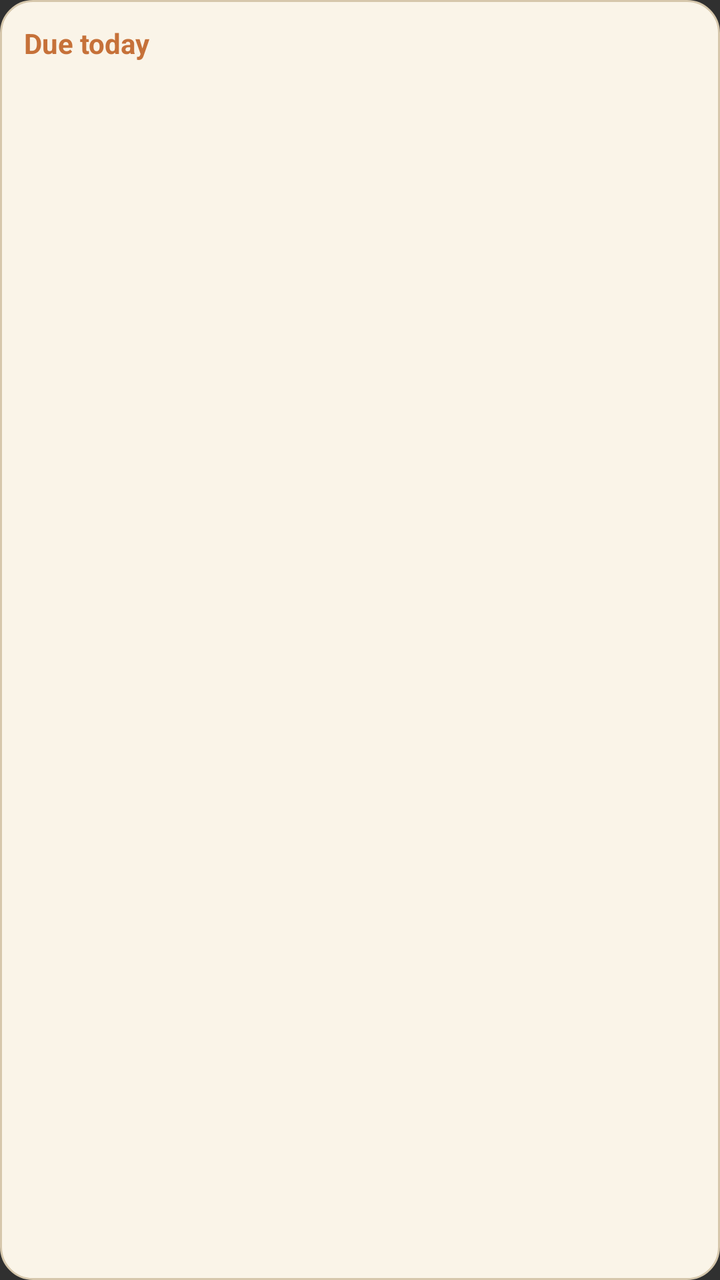
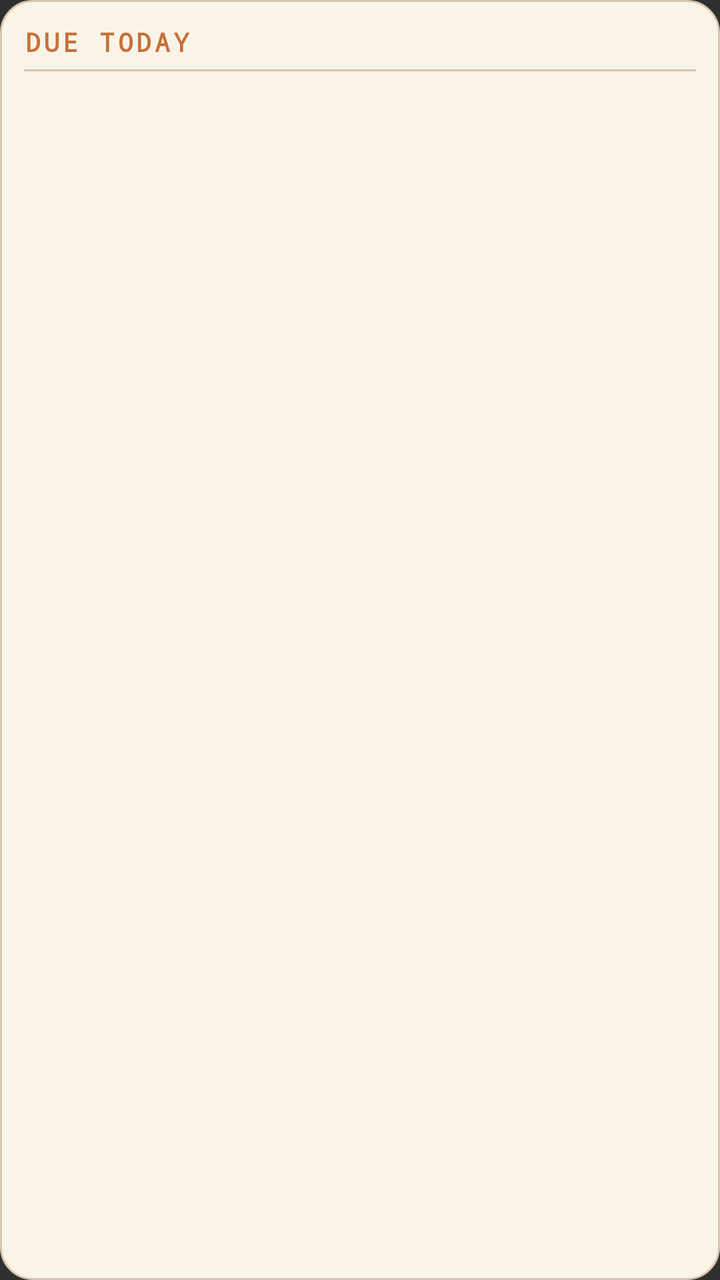

The first picture is an Android layout as it rendered before a commit; the second is the same layout after the commit. The layout source and the unified diff follow.
<!-- AndroidManifest.xml: application theme android:Theme.Material.NoActionBar -->
<!-- res/layout/widget_today.xml -->
<?xml version="1.0" encoding="utf-8"?>
<LinearLayout xmlns:android="http://schemas.android.com/apk/res/android"
    android:id="@+id/widget_root"
    android:layout_width="match_parent"
    android:layout_height="match_parent"
    android:orientation="vertical"
    android:background="@drawable/widget_background"
    android:padding="12dp">

    <TextView
        android:id="@+id/widget_title"
        android:layout_width="match_parent"
        android:layout_height="wrap_content"
        android:textColor="#C67139"
        android:textSize="14sp"
        android:textStyle="bold"
        android:text="Due today" />

    <TextView
        android:id="@+id/widget_empty"
        android:layout_width="match_parent"
        android:layout_height="wrap_content"
        android:paddingTop="6dp"
        android:textColor="#6E6255"
        android:textSize="12sp"
        android:visibility="gone"
        android:text="The road is clear." />

    <TextView android:id="@+id/widget_row_1"
        android:layout_width="match_parent" android:layout_height="wrap_content"
        android:paddingTop="6dp" android:maxLines="1" android:ellipsize="end"
        android:textColor="#2B2826" android:textSize="12sp" />

    <TextView android:id="@+id/widget_row_2"
        android:layout_width="match_parent" android:layout_height="wrap_content"
        android:paddingTop="4dp" android:maxLines="1" android:ellipsize="end"
        android:textColor="#2B2826" android:textSize="12sp" />

    <TextView android:id="@+id/widget_row_3"
        android:layout_width="match_parent" android:layout_height="wrap_content"
        android:paddingTop="4dp" android:maxLines="1" android:ellipsize="end"
        android:textColor="#2B2826" android:textSize="12sp" />

    <TextView android:id="@+id/widget_row_4"
        android:layout_width="match_parent" android:layout_height="wrap_content"
        android:paddingTop="4dp" android:maxLines="1" android:ellipsize="end"
        android:textColor="#2B2826" android:textSize="12sp" />

    <TextView android:id="@+id/widget_row_5"
        android:layout_width="match_parent" android:layout_height="wrap_content"
        android:paddingTop="4dp" android:maxLines="1" android:ellipsize="end"
        android:textColor="#2B2826" android:textSize="12sp" />
</LinearLayout>
<!-- resources referenced by this layout -->
<resources>
  <!-- drawable widget_background (drawable) -->
  <?xml version="1.0" encoding="utf-8"?>
  <shape xmlns:android="http://schemas.android.com/apk/res/android" android:shape="rectangle">
      <solid android:color="#FAF4E8" />
      <corners android:radius="16dp" />
      <stroke android:width="1dp" android:color="#D6C7AC" />
  </shape>
</resources>

<!-- the commit's change to res/layout/widget_today.xml (unified diff, before → after) -->
@@ -11,43 +11,68 @@
         android:id="@+id/widget_title"
         android:layout_width="match_parent"
         android:layout_height="wrap_content"
+        android:fontFamily="monospace"
+        android:letterSpacing="0.12"
         android:textColor="#C67139"
-        android:textSize="14sp"
+        android:textSize="13sp"
         android:textStyle="bold"
-        android:text="Due today" />
+        android:text="DUE TODAY" />
+
+    
+    <View
+        android:layout_width="match_parent"
+        android:layout_height="1dp"
+        android:layout_marginTop="5dp"
+        android:background="#D6C7AC" />
 
     <TextView
         android:id="@+id/widget_empty"
         android:layout_width="match_parent"
         android:layout_height="wrap_content"
-        android:paddingTop="6dp"
+        android:paddingTop="8dp"
+        android:fontFamily="monospace"
         android:textColor="#6E6255"
         android:textSize="12sp"
         android:visibility="gone"
-        android:text="The road is clear." />
+        android:text="-- the road is clear --" />
 
     <TextView android:id="@+id/widget_row_1"
         android:layout_width="match_parent" android:layout_height="wrap_content"
-        android:paddingTop="6dp" android:maxLines="1" android:ellipsize="end"
+        android:paddingTop="7dp" android:paddingBottom="1dp"
+        android:maxLines="1" android:ellipsize="end"
+        android:fontFamily="monospace"
+        android:background="?android:attr/selectableItemBackground"
         android:textColor="#2B2826" android:textSize="12sp" />
 
     <TextView android:id="@+id/widget_row_2"
         android:layout_width="match_parent" android:layout_height="wrap_content"
-        android:paddingTop="4dp" android:maxLines="1" android:ellipsize="end"
+        android:paddingTop="5dp" android:paddingBottom="1dp"
+        android:maxLines="1" android:ellipsize="end"
+        android:fontFamily="monospace"
+        android:background="?android:attr/selectableItemBackground"
         android:textColor="#2B2826" android:textSize="12sp" />
 
     <TextView android:id="@+id/widget_row_3"
         android:layout_width="match_parent" android:layout_height="wrap_content"
-        android:paddingTop="4dp" android:maxLines="1" android:ellipsize="end"
+        android:paddingTop="5dp" android:paddingBottom="1dp"
+        android:maxLines="1" android:ellipsize="end"
+        android:fontFamily="monospace"
+        android:background="?android:attr/selectableItemBackground"
         android:textColor="#2B2826" android:textSize="12sp" />
 
     <TextView android:id="@+id/widget_row_4"
         android:layout_width="match_parent" android:layout_height="wrap_content"
-        android:paddingTop="4dp" android:maxLines="1" android:ellipsize="end"
+        android:paddingTop="5dp" android:paddingBottom="1dp"
+        android:maxLines="1" android:ellipsize="end"
+        android:fontFamily="monospace"
+        android:background="?android:attr/selectableItemBackground"
         android:textColor="#2B2826" android:textSize="12sp" />
 
     <TextView android:id="@+id/widget_row_5"
         android:layout_width="match_parent" android:layout_height="wrap_content"
-        android:paddingTop="4dp" android:maxLines="1" android:ellipsize="end"
+        android:paddingTop="5dp" android:paddingBottom="1dp"
+        android:maxLines="1" android:ellipsize="end"
+        android:fontFamily="monospace"
+        android:background="?android:attr/selectableItemBackground"
         android:textColor="#2B2826" android:textSize="12sp" />
 </LinearLayout>
